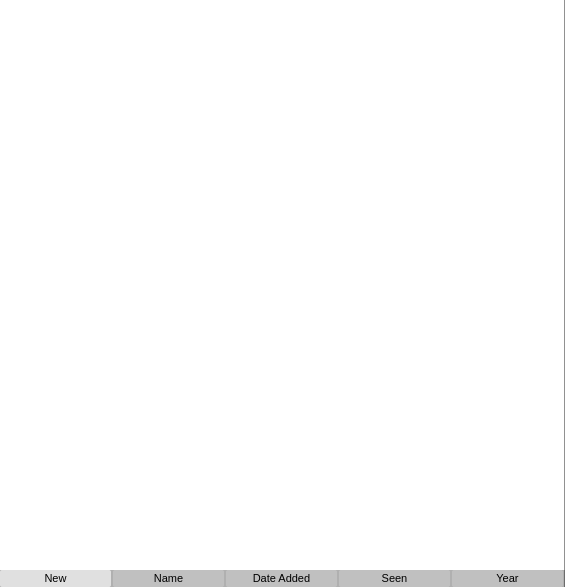
Old version of the form movies/FilesWidget.ui in the repository Komet/MediaElch.
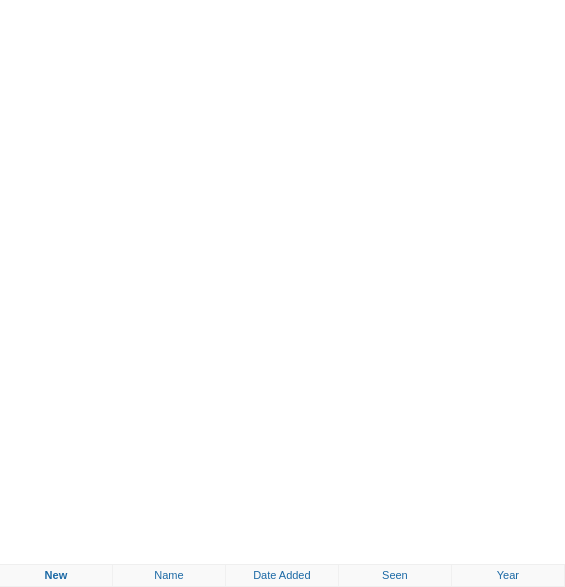
New version of the form. Custom widgets are drawn as their Qt base class.

What changed in the file:
```diff
--- a/movies/FilesWidget.ui
+++ b/movies/FilesWidget.ui
@@ -13,7 +13,10 @@
   <property name="styleSheet">
    <string notr="true">QTableView {
 	border: 0px;
-	border-right: 1px solid rgba(0, 0, 0, 100);
+}
+
+#files {
+	color: #395265;
 }</string>
   </property>
   <layout class="QVBoxLayout" name="verticalLayout">
@@ -39,8 +42,12 @@
      </property>
      <property name="styleSheet">
       <string notr="true">alternate-background-color: rgb(243, 246, 250);
+selection-background-color: qlineargradient(spread:pad, x1:0, y1:0, x2:0, y2:1, stop:0 #4185b6, stop:1 #1b6aa5);
 </string>
      </property>
+     <property name="frameShape">
+      <enum>QFrame::NoFrame</enum>
+     </property>
      <property name="editTriggers">
       <set>QAbstractItemView::NoEditTriggers</set>
      </property>
@@ -79,11 +86,13 @@
    <item>
     <widget class="QWidget" name="widget" native="true">
      <property name="styleSheet">
-      <string notr="true">QWidget {
+      <string notr="true">/*
+QWidget {
 	border: 0px;
 	border-right: 1px solid rgba(0, 0, 0, 100);
 	background-color: #b0b0b0;
-}</string>
+}
+*/</string>
      </property>
      <layout class="QHBoxLayout" name="horizontalLayout_2" stretch="0,0,0,0,0">
       <property name="spacing">
@@ -98,15 +107,17 @@
          <cursorShape>PointingHandCursor</cursorShape>
         </property>
         <property name="styleSheet">
-         <string notr="true">background-color: #e0e0e0;
-border: 1px;
-border-radius: 2px;
+         <string notr="true">background-color: #f9f9f9;
+color: rgb(27, 105, 165);
+border: none;
+border-right: 1px solid #f0f0f0;
+font-weight: bold;
 font-size: 11px;
-margin-right: 2px;
-padding-left: 3px;
-padding-right: 3px;
-padding-top: 2px;
-padding-bottom: 2px;</string>
+padding-top: 4px;
+padding-bottom: 4px;
+margin-top: 1px;
+margin-bottom: 1px;
+</string>
         </property>
         <property name="text">
          <string>New</string>
@@ -122,15 +133,17 @@
          <cursorShape>PointingHandCursor</cursorShape>
         </property>
         <property name="styleSheet">
-         <string notr="true">background-color: #c0c0c0;
-border: 1px;
-border-radius: 2px;
+         <string notr="true">background-color: #f9f9f9;
+color: rgb(27, 105, 165);
+border: none;
+border-right: 1px solid #f0f0f0;
+font-weight: normal;
 font-size: 11px;
-margin-right: 2px;
-padding-left: 3px;
-padding-right: 3px;
-padding-top: 2px;
-padding-bottom: 2px;</string>
+padding-top: 4px;
+padding-bottom: 4px;
+margin-top: 1px;
+margin-bottom: 1px;
+</string>
         </property>
         <property name="text">
          <string>Name</string>
@@ -146,15 +159,17 @@
          <cursorShape>PointingHandCursor</cursorShape>
         </property>
         <property name="styleSheet">
-         <string notr="true">background-color: #c0c0c0;
-border: 1px;
-border-radius: 2px;
+         <string notr="true">background-color: #f9f9f9;
+color: rgb(27, 105, 165);
+border: none;
+border-right: 1px solid #f0f0f0;
+font-weight: normal;
 font-size: 11px;
-margin-right: 2px;
-padding-left: 3px;
-padding-right: 3px;
-padding-top: 2px;
-padding-bottom: 2px;</string>
+padding-top: 4px;
+padding-bottom: 4px;
+margin-top: 1px;
+margin-bottom: 1px;
+</string>
         </property>
         <property name="text">
          <string>Date Added</string>
@@ -170,15 +185,17 @@
          <cursorShape>PointingHandCursor</cursorShape>
         </property>
         <property name="styleSheet">
-         <string notr="true">background-color: #c0c0c0;
-border: 1px;
-border-radius: 2px;
+         <string notr="true">background-color: #f9f9f9;
+color: rgb(27, 105, 165);
+border: none;
+border-right: 1px solid #f0f0f0;
+font-weight: normal;
 font-size: 11px;
-margin-right: 2px;
-padding-left: 3px;
-padding-right: 3px;
-padding-top: 2px;
-padding-bottom: 2px;</string>
+padding-top: 4px;
+padding-bottom: 4px;
+margin-top: 1px;
+margin-bottom: 1px;
+</string>
         </property>
         <property name="text">
          <string>Seen</string>
@@ -194,15 +211,17 @@
          <cursorShape>PointingHandCursor</cursorShape>
         </property>
         <property name="styleSheet">
-         <string notr="true">background-color: #c0c0c0;
-border: 1px;
-border-radius: 2px;
+         <string notr="true">background-color: #f9f9f9;
+color: rgb(27, 105, 165);
+border: none;
+border-right: 1px solid #f0f0f0;
+font-weight: normal;
 font-size: 11px;
-margin-right: 2px;
-padding-left: 3px;
-padding-right: 3px;
-padding-top: 2px;
-padding-bottom: 2px;</string>
+padding-top: 4px;
+padding-bottom: 4px;
+margin-top: 1px;
+margin-bottom: 1px;
+</string>
         </property>
         <property name="text">
          <string>Year</string>
```
